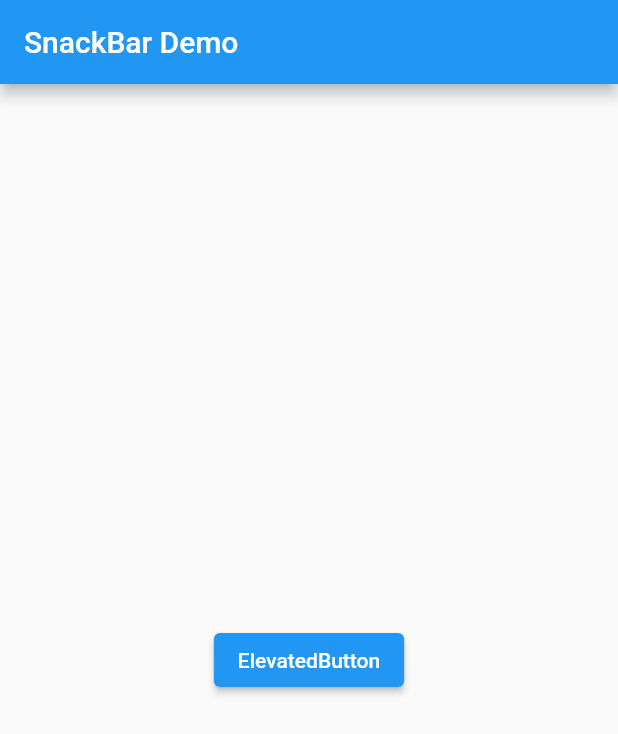
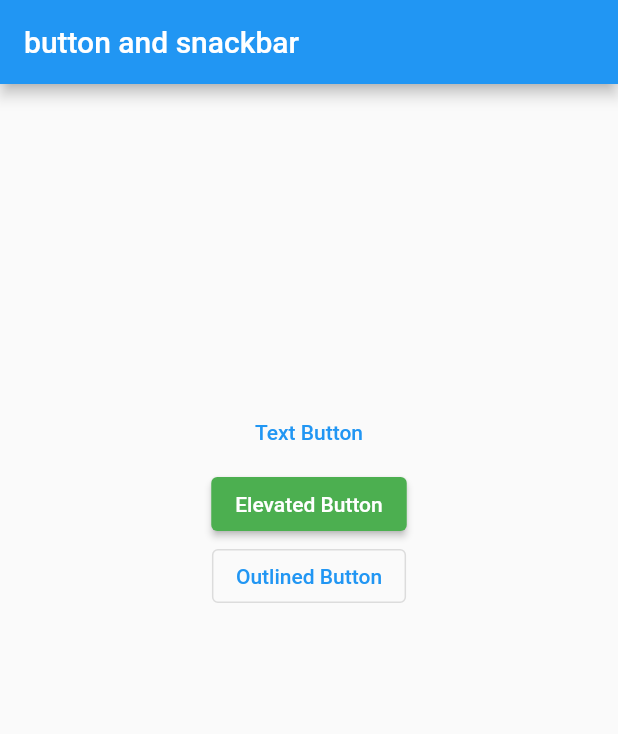
Before and after one commit to 81ue-lan/button, a Flutter app: the screen it shows after launch, on a phone screen of 412 x 824 dp. Shown: the top 734 px of the screen. Run offline on Flutter 3.47's test engine with Material 2 defaults, Android fonts, the phone set to English and light mode, and no system bars.

Commit message:
update buttons

```diff
--- a/lib/app_body.dart
+++ b/lib/app_body.dart
@@ -0,0 +1,50 @@
+import 'package:flutter/material.dart';
+
+class HomeScreen extends StatelessWidget {
+  const HomeScreen({Key? key}) : super(key: key);
+
+  @override
+  Widget build(BuildContext context) {
+    return Scaffold(
+      appBar: AppBar(
+        title: const Text('button and snackbar'),
+      ),
+      body: Center(
+        child: Column(
+          mainAxisAlignment: MainAxisAlignment.center,
+          children: [
+            const Spacer(flex: 4),
+            TextButton(
+              onPressed: () {
+                ScaffoldMessenger.of(context)
+                    .showSnackBar(const SnackBar(content: Text('你按下Text Button')
+                ));
+              },
+              child: const Text('Text Button'),
+            ),
+            ElevatedButton(
+              style: ButtonStyle(backgroundColor: MaterialStateProperty.all<Color>(Colors.green)),
+              onPressed: () {
+                ScaffoldMessenger.of(context)
+                    .showSnackBar(const SnackBar(content: Text('你按下Elevated Button')));
+              },
+              child: const Text('Elevated Button'),
+            ),
+            OutlinedButton(
+                style: ButtonStyle(
+                  overlayColor: MaterialStateProperty.all<Color>(Colors.orange),
+                ),
+                onPressed: () {
+                  ScaffoldMessenger.of(context)
+                      .showSnackBar(const SnackBar(content: Text('你按下Outlined Button')));
+                },
+                child: const Text('Outlined Button')),
+
+            const Spacer(flex: 4),
+            const Spacer(flex: 4),
+          ],
+        ),
+      ),
+    );
+  }
+}
--- a/lib/main.dart
+++ b/lib/main.dart
@@ -1,50 +1,74 @@
 import 'package:flutter/material.dart';
+import 'package:button/app_body.dart';
 
-void main() => runApp(const SnackBarDemo());
+void main() {
+  runApp(const MyApp());
+}
 
-class SnackBarDemo extends StatelessWidget {
-  const SnackBarDemo({super.key});
+class MyApp extends StatelessWidget {
+  const MyApp({Key? key}) : super(key: key);
 
   @override
   Widget build(BuildContext context) {
     return MaterialApp(
-      title: 'SnackBar Demo',
-      home: Scaffold(
-        appBar: AppBar(
-          title: const Text('SnackBar Demo'),
-        ),
-        body: const SnackBarPage(),
+      debugShowCheckedModeBanner: false,
+      title: 'snackbar',
+      theme: ThemeData(
+        primarySwatch: Colors.blue,
       ),
+      home: const HomeScreen(),
     );
   }
 }
 
-class SnackBarPage extends StatelessWidget {
-  const SnackBarPage({super.key});
-
-  @override
-  Widget build(BuildContext context) {
-    return Center(
-      child: ElevatedButton(
-        onPressed: () {
-          final snackBar = SnackBar(
-            content: const Text('你按下ElevatedButton'),
-            action: SnackBarAction(
-              label: 'Toast訊息',
-              onPressed: () {
-                // Some code to undo the change.
-              },
-            ),
-          );
-
-          // Find the ScaffoldMessenger in the widget tree
-          // and use it to show a SnackBar.
-          ScaffoldMessenger.of(context).showSnackBar(snackBar);
-        },
-        child: const Text('ElevatedButton'),
-      ),
 
 
-    );
-  }
-}
+// snackbar Demo
+
+// void main() => runApp(const SnackBarDemo());
+//
+// class SnackBarDemo extends StatelessWidget {
+//   const SnackBarDemo({super.key});
+//
+//   @override
+//   Widget build(BuildContext context) {
+//     return MaterialApp(
+//       title: 'SnackBar Demo',
+//       home: Scaffold(
+//         appBar: AppBar(
+//           title: const Text('SnackBar Demo'),
+//         ),
+//         body: const SnackBarPage(),
+//       ),
+//     );
+//   }
+// }
+
+// class SnackBarPage extends StatelessWidget {
+//   const SnackBarPage({super.key});
+//
+//   @override
+//   Widget build(BuildContext context) {
+//     return Center(
+//       child: ElevatedButton(
+//         onPressed: () {
+//           final snackBar = SnackBar(
+//             content: const Text('你按下ElevatedButton'),
+//             action: SnackBarAction(
+//               label: 'Toast訊息',
+//               onPressed: () {
+//                 // Some code to undo the change.
+//               },
+//             ),
+//           );
+//
+//           // Find the ScaffoldMessenger in the widget tree
+//           // and use it to show a SnackBar.
+//           ScaffoldMessenger.of(context).showSnackBar(snackBar);
+//         },
+//         child: const Text('ElevatedButton'),
+//       ),
+//
+//     );
+//   }
+// }
```
Also changed, not shown: pic/elevatedButton.png (added), pic/outlineButton.png (added), pic/textButton.png (added).
